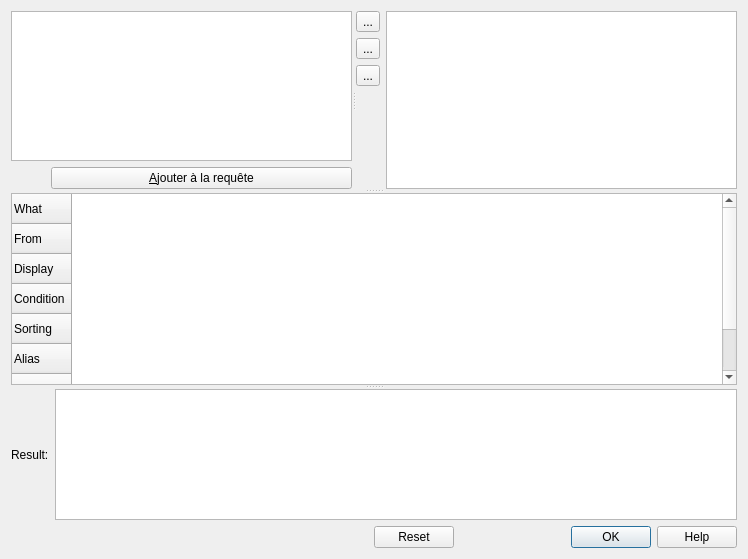
Above: dialogrelation.ui from gthom/gapQBE before the change. Below: the same form after it.
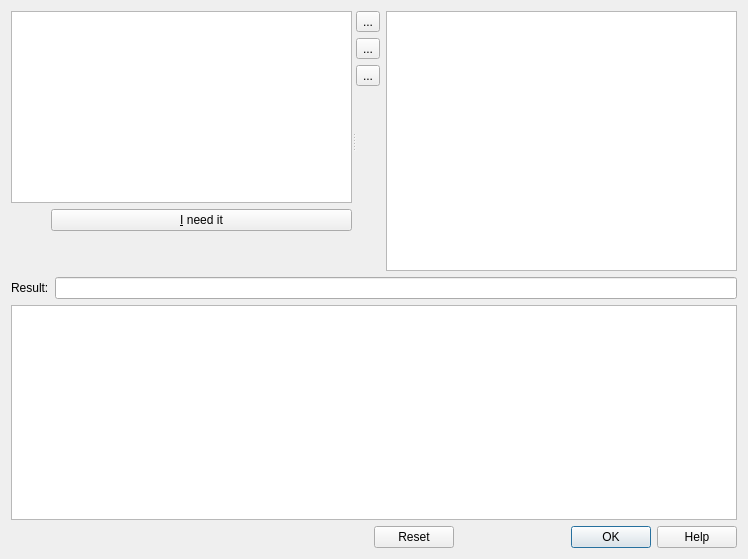
That is the form after the change. Icons and pictures are not drawn. Custom widgets are drawn as their Qt base class.

Commit message: ajout de l'affichage du resultat d'une requête, chargement des drivers dispo au démarrage

```diff
--- a/dialogrelation.ui
+++ b/dialogrelation.ui
@@ -13,12 +13,8 @@
   <property name="windowTitle">
    <string>Gap Query Builder QBE</string>
   </property>
-  <layout class="QVBoxLayout" name="verticalLayout_3">
+  <layout class="QVBoxLayout" name="verticalLayout_4">
    <item>
-    <widget class="QSplitter" name="splitter_2">
-     <property name="orientation">
-      <enum>Qt::Vertical</enum>
-     </property>
      <widget class="QSplitter" name="splitter">
       <property name="orientation">
        <enum>Qt::Horizontal</enum>
@@ -74,7 +70,7 @@
              </sizepolicy>
             </property>
             <property name="text">
-             <string>&amp;Ajouter à la requête</string>
+            <string>&amp;I need it</string>
             </property>
            </widget>
           </item>
@@ -159,82 +155,10 @@
        </layout>
       </widget>
      </widget>
-     <widget class="QSelector" name="tableWidgetSelect">
-      <property name="sizePolicy">
-       <sizepolicy hsizetype="Expanding" vsizetype="Minimum">
-        <horstretch>0</horstretch>
-        <verstretch>0</verstretch>
-       </sizepolicy>
-      </property>
-      <property name="dragEnabled">
-       <bool>true</bool>
-      </property>
-      <property name="dragDropMode">
-       <enum>QAbstractItemView::DropOnly</enum>
-      </property>
-      <property name="alternatingRowColors">
-       <bool>true</bool>
-      </property>
-      <property name="selectionMode">
-       <enum>QAbstractItemView::ExtendedSelection</enum>
-      </property>
-      <property name="selectionBehavior">
-       <enum>QAbstractItemView::SelectItems</enum>
-      </property>
-      <property name="showGrid">
-       <bool>true</bool>
-      </property>
-      <attribute name="horizontalHeaderVisible">
-       <bool>false</bool>
-      </attribute>
-      <attribute name="horizontalHeaderCascadingSectionResizes">
-       <bool>true</bool>
-      </attribute>
-      <attribute name="horizontalHeaderStretchLastSection">
-       <bool>false</bool>
-      </attribute>
-      <row>
-       <property name="text">
-        <string>What</string>
-       </property>
-      </row>
-      <row>
-       <property name="text">
-        <string>From</string>
-       </property>
-      </row>
-      <row>
-       <property name="text">
-        <string>Display</string>
-       </property>
-      </row>
-      <row>
-       <property name="text">
-        <string>Condition</string>
-       </property>
-      </row>
-      <row>
-       <property name="text">
-        <string>Sorting</string>
-       </property>
-      </row>
-      <row>
-       <property name="text">
-        <string extracomment="le nom donné au champ lors de la requête">Alias</string>
-       </property>
-      </row>
-      <row>
-       <property name="text">
-        <string>Calc</string>
-       </property>
-      </row>
-      <row>
-       <property name="text">
-        <string>Having</string>
-       </property>
-      </row>
-     </widget>
-     <widget class="QWidget" name="layoutWidget">
+   </item>
+   <item>
+    <layout class="QVBoxLayout" name="verticalLayout_3">
+     <item>
       <layout class="QHBoxLayout" name="horizontalLayout">
        <item>
         <widget class="QLabel" name="label">
@@ -244,11 +168,14 @@
         </widget>
        </item>
        <item>
+        <widget class="QLineEdit" name="lineEditQuery"/>
+       </item>
+      </layout>
+     </item>
+     <item>
         <widget class="QTableWidget" name="tableWidgetPreview"/>
        </item>
       </layout>
-     </widget>
-    </widget>
    </item>
    <item>
     <layout class="QHBoxLayout" name="horizontalLayout_2">
@@ -296,11 +223,6 @@
   </action>
  </widget>
  <customwidgets>
-  <customwidget>
-   <class>QSelector</class>
-   <extends>QTableWidget</extends>
-   <header>qselector.h</header>
-  </customwidget>
   <customwidget>
    <class>customGraphicsView</class>
    <extends>QGraphicsView</extends>
```
Left out of the diff: 9 changed lines with no effect on the pictures. Lines whose indentation alone changed are shown as unchanged. The commit also changes 9 other files.
